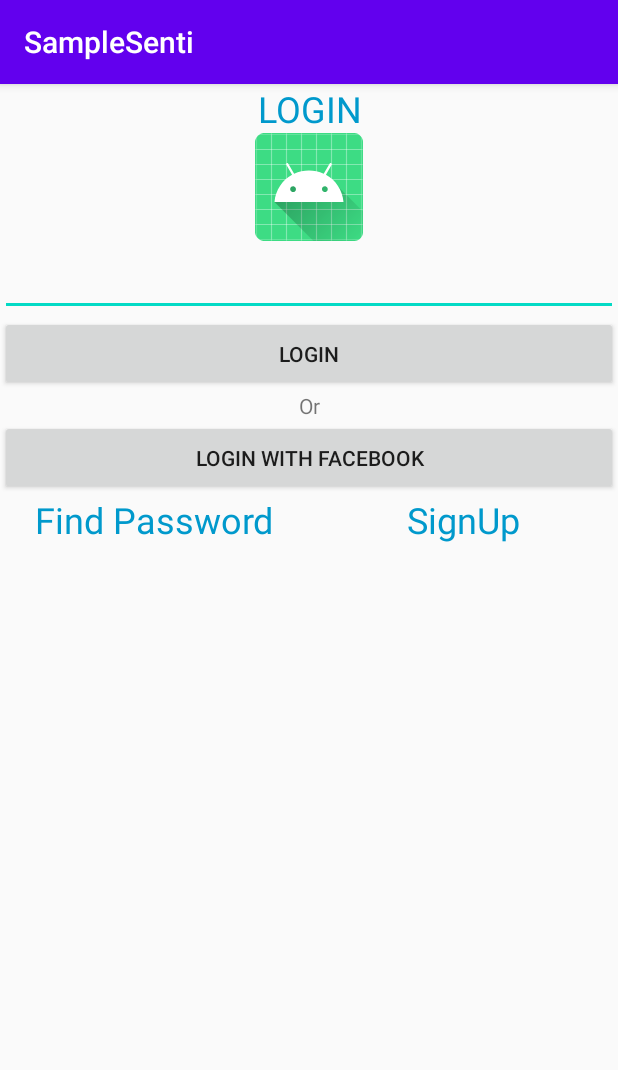
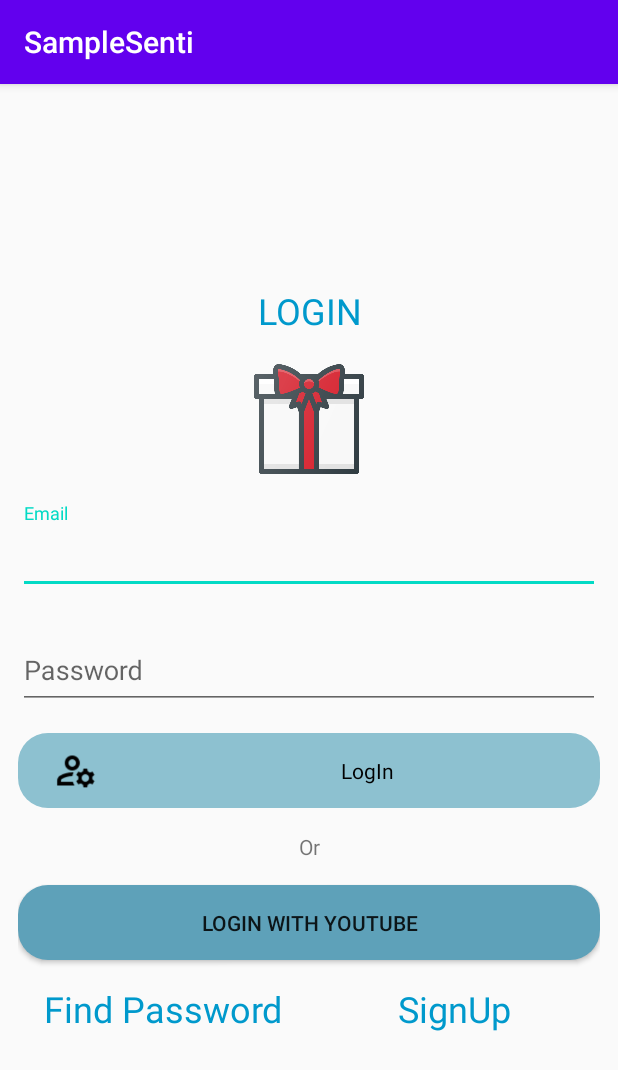
Before and after one commit to judemin/Self-Study, an Android app: the screen it shows after launch (MainActivity), on a phone screen of 412 x 824 dp. Shown: the top 1070 px of the screen. Run offline under Robolectric (Android 15) with nearby library versions, the phone set to English and light mode, and no system bars.

Commit message:
Lecture 5 - Layout 실전 2
센치한 개발자 안드로이드 & 코틀린

```diff
--- a/SentiLab-kotlin-android/SampleSenti/app/build.gradle
+++ b/SentiLab-kotlin-android/SampleSenti/app/build.gradle
@@ -28,6 +28,8 @@ dependencies {
 
     implementation 'androidx.appcompat:appcompat:1.3.0'
     implementation 'androidx.constraintlayout:constraintlayout:2.0.4'
+    //noinspection GradleCompatible
+    implementation 'com.android.support:design:28.0.0'
     testImplementation 'junit:junit:4.12'
     androidTestImplementation 'androidx.test.ext:junit:1.1.3'
     androidTestImplementation 'androidx.test.espresso:espresso-core:3.4.0'
--- a/SentiLab-kotlin-android/SampleSenti/app/src/main/java/kplo/com/MainActivity.java
+++ b/SentiLab-kotlin-android/SampleSenti/app/src/main/java/kplo/com/MainActivity.java
@@ -1,7 +1,6 @@
 package kplo.com;
 
 import androidx.appcompat.app.AppCompatActivity;
-
 import android.os.Bundle;
 
 public class MainActivity extends AppCompatActivity {
--- /dev/null
+++ b/SentiLab-kotlin-android/SampleSenti/app/src/main/res/drawable-v24/btn_blue.xml
@@ -0,0 +1,27 @@
+<?xml version="1.0" encoding="utf-8"?>
+<selector xmlns:android="http://schemas.android.com/apk/res/android"
+    >
+
+    <item android:state_enabled="true">
+        <shape>
+            <solid android:color="#5EA1B9">
+
+            </solid>
+            <corners android:radius="20dp">
+
+            </corners>
+        </shape>
+    </item>
+
+    <item android:state_pressed="true">
+        <shape>
+            <solid android:color="#ffff00">
+
+            </solid>
+            <corners android:radius="20dp">
+
+            </corners>
+        </shape>
+    </item>
+
+</selector>
--- /dev/null
+++ b/SentiLab-kotlin-android/SampleSenti/app/src/main/res/drawable-v24/btn_light_blue.xml
@@ -0,0 +1,27 @@
+<?xml version="1.0" encoding="utf-8"?>
+<selector xmlns:android="http://schemas.android.com/apk/res/android"
+    >
+
+    <item android:state_enabled="true">
+        <shape>
+            <solid android:color="#8DC1D0">
+
+            </solid>
+            <corners android:radius="20dp">
+
+            </corners>
+        </shape>
+    </item>
+
+    <item android:state_pressed="true">
+        <shape>
+            <solid android:color="#ffff00">
+
+            </solid>
+            <corners android:radius="20dp">
+
+            </corners>
+        </shape>
+    </item>
+
+</selector>
--- a/SentiLab-kotlin-android/SampleSenti/app/src/main/res/layout/activity_login.xml
+++ b/SentiLab-kotlin-android/SampleSenti/app/src/main/res/layout/activity_login.xml
@@ -4,6 +4,8 @@
     android:layout_width="match_parent"
     android:layout_height="match_parent"
     android:orientation="vertical"
+    android:padding="12dp"
+    android:gravity="center"
     >
 
     <TextView
@@ -13,34 +15,79 @@
         android:gravity="center"
         android:textColor="@android:color/holo_blue_dark"
         android:textSize="24sp"
+        android:layout_marginBottom="16dp"
         android:text="LOGIN"/>
+
     <ImageView
         android:layout_width="match_parent"
+        android:layout_height="80dp"
+        android:background="@null"
+        android:src="@drawable/birthday_box"
+        android:layout_gravity="center"
+        android:layout_marginBottom="16dp"
+        />
+    <com.google.android.material.textfield.TextInputLayout
+        android:layout_width="match_parent"
         android:layout_height="wrap_content"
-        android:background="@null"
-        android:src="@mipmap/ic_launcher"
-        android:layout_gravity="center"
-        />
+        android:layout_marginBottom="16dp">
+        <com.google.android.material.textfield.TextInputEditText
+            android:layout_width="match_parent"
+            android:layout_height="50dp"
+            android:hint="Email"/>
+    </com.google.android.material.textfield.TextInputLayout>
 
-    <EditText
+    <com.google.android.material.textfield.TextInputLayout
         android:layout_width="match_parent"
-        android:layout_height="50dp"/>
+        android:layout_height="wrap_content"
+        android:layout_marginBottom="16dp">
+        <com.google.android.material.textfield.TextInputEditText
+            android:layout_width="match_parent"
+            android:layout_height="50dp"
+            android:hint="Password"/>
+    </com.google.android.material.textfield.TextInputLayout>
 
-    <Button
+    <LinearLayout
         android:layout_width="match_parent"
-        android:layout_height="50sp"
-        android:text="LogIn"
-        />
+        android:layout_height="50dp"
+        android:layout_marginBottom="16dp"
+        android:background="@drawable/btn_light_blue"
+        android:gravity="center"
+        android:clickable="true"
+        android:weightSum="10"
+        android:orientation="horizontal">
+
+        <ImageView
+            android:layout_width="0dp"
+            android:layout_height="30dp"
+            android:background="@null"
+            android:src="@drawable/outline_manage_accounts_black_tfsp"
+            android:layout_gravity="center"
+            android:layout_weight="2"
+            />
+        <TextView
+            android:layout_width="0dp"
+            android:layout_height="50dp"
+            android:textColor="#000000"
+            android:gravity="center"
+            android:layout_weight="8"
+            android:text="LogIn"
+            />
+    </LinearLayout>
+
     <TextView
         android:layout_width="match_parent"
         android:layout_height="wrap_content"
         android:layout_gravity="center"
         android:gravity="center"
+        android:layout_marginBottom="16dp"
         android:text="Or"/>
+
     <Button
         android:layout_width="match_parent"
         android:layout_height="50sp"
-        android:text="LogIn With Facebook"
+        android:background="@drawable/btn_blue"
+        android:layout_marginBottom="16dp"
+        android:text="LogIn With Youtube"
         />
 
     <LinearLayout
--- a/SentiLab-kotlin-android/SampleSenti/app/src/main/res/values/strings.xml
+++ b/SentiLab-kotlin-android/SampleSenti/app/src/main/res/values/strings.xml
@@ -1,3 +1,5 @@
 <resources>
     <string name="app_name">SampleSenti</string>
+    <string name="email">Email</string>
+    <string name="password">Password</string>
 </resources>
```
Also changed, not shown: SentiLab-kotlin-android/SampleSenti/app/src/main/res/drawable-v24/birthday_box.png (added), SentiLab-kotlin-android/SampleSenti/app/src/main/res/drawable-v24/outline_manage_accounts_black_tfsp.png (added).
